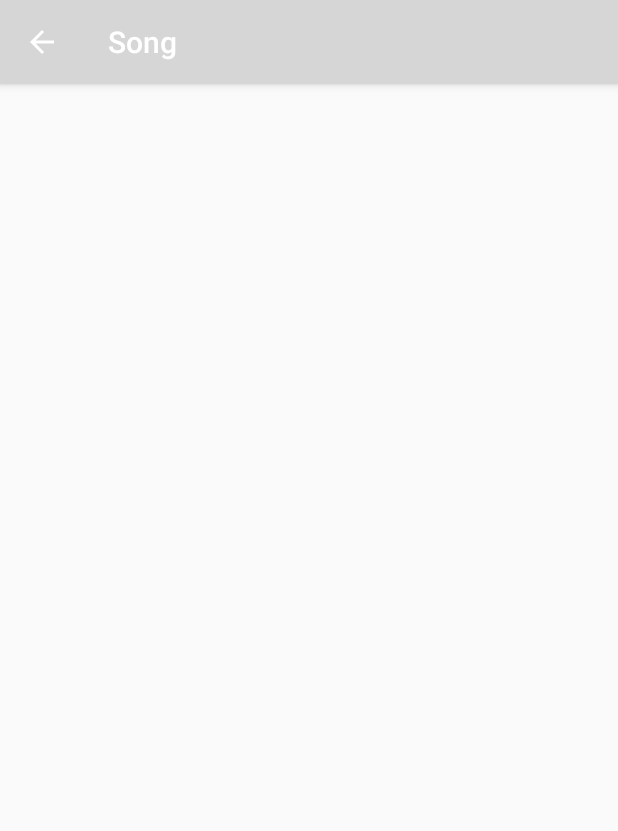
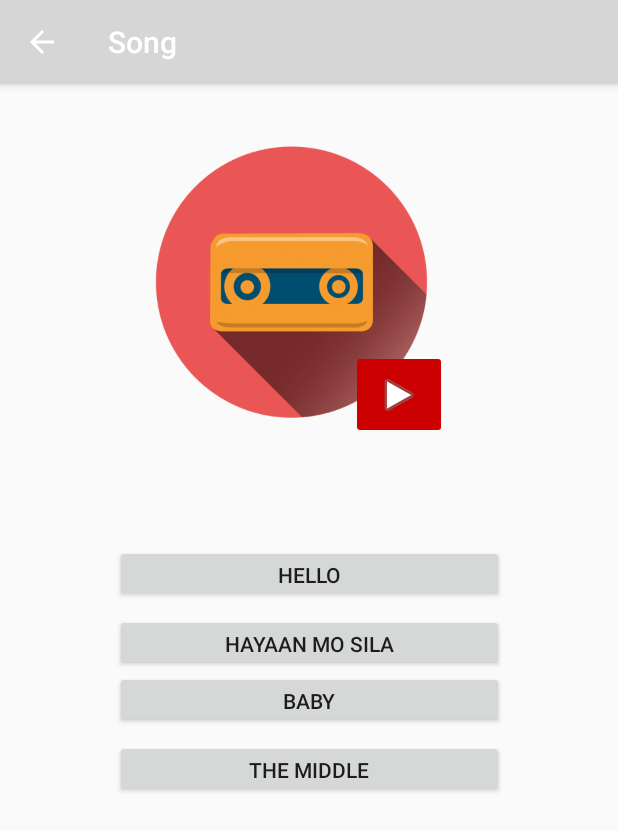
Before and after one commit to arelguatno/AppDev2018, an Android app: the SinglePlayerGameActivity screen opened directly, with no data from a screen before it, on a phone screen of 412 x 824 dp. Shown: the top 831 px of the screen. Run offline under Robolectric (Android 15) with nearby library versions, the phone set to English and light mode, and no system bars.

Commit message:
Add single player screen

```diff
--- a/app/build.gradle
+++ b/app/build.gradle
@@ -31,8 +31,6 @@ dependencies {
     androidTestImplementation 'com.android.support.test:runner:1.0.1'
     androidTestImplementation 'com.android.support.test.espresso:espresso-core:3.0.1'
 
-
-
     //Firebase SDK
     compile 'com.google.firebase:firebase-core:11.8.0'
     compile 'com.google.firebase:firebase-database:11.8.0'
--- a/app/src/main/res/layout/activity_single_player_game.xml
+++ b/app/src/main/res/layout/activity_single_player_game.xml
@@ -4,8 +4,86 @@
     xmlns:tools="http://schemas.android.com/tools"
     android:layout_width="match_parent"
     android:layout_height="match_parent"
-    app:layout_behavior="@string/appbar_scrolling_view_behavior"
-    tools:context="com.example.appdev.appdev2018.activities.SinglePlayerGameActivity"
-    tools:showIn="@layout/activity_single_player_game">
+    tools:context="com.example.appdev.appdev2018.activities.SinglePlayerGameActivity">
+
+    <Button
+        android:id="@+id/button12"
+        android:layout_width="259dp"
+        android:layout_height="38dp"
+        android:layout_marginEnd="8dp"
+        android:layout_marginStart="8dp"
+        android:text="BABY"
+        app:layout_constraintEnd_toEndOf="parent"
+        app:layout_constraintStart_toStartOf="parent"
+        app:layout_constraintTop_toBottomOf="@+id/button11" />
+
+    <Button
+        android:id="@+id/button11"
+        android:layout_width="259dp"
+        android:layout_height="38dp"
+        android:layout_marginEnd="8dp"
+        android:layout_marginStart="8dp"
+        android:layout_marginTop="8dp"
+        android:text="HAYAAN MO SILA"
+        app:layout_constraintEnd_toEndOf="parent"
+        app:layout_constraintStart_toStartOf="parent"
+        app:layout_constraintTop_toBottomOf="@+id/button9" />
+
+    <Button
+        android:id="@+id/button10"
+        android:layout_width="259dp"
+        android:layout_height="38dp"
+        android:layout_marginBottom="8dp"
+        android:layout_marginEnd="8dp"
+        android:layout_marginStart="8dp"
+        android:layout_marginTop="8dp"
+        android:text="The middle"
+        app:layout_constraintBottom_toBottomOf="parent"
+        app:layout_constraintEnd_toEndOf="parent"
+        app:layout_constraintStart_toStartOf="parent"
+        app:layout_constraintTop_toBottomOf="@+id/button12"
+        app:layout_constraintVertical_bias="0.0" />
+
+    <Button
+        android:id="@+id/button9"
+        android:layout_width="259dp"
+        android:layout_height="38dp"
+        android:layout_marginEnd="8dp"
+        android:layout_marginStart="8dp"
+        android:layout_marginTop="52dp"
+        android:text="Hello"
+        app:layout_constraintEnd_toEndOf="parent"
+        app:layout_constraintStart_toStartOf="parent"
+        app:layout_constraintTop_toBottomOf="@+id/imageView2" />
+
+    <ImageView
+        android:id="@+id/imageView2"
+        android:layout_width="259dp"
+        android:layout_height="223dp"
+        android:layout_marginEnd="8dp"
+        android:layout_marginStart="8dp"
+        android:layout_marginTop="32dp"
+        android:src="@drawable/cassette2"
+        app:layout_constraintEnd_toEndOf="parent"
+        app:layout_constraintStart_toStartOf="parent"
+        app:layout_constraintTop_toTopOf="parent" />
+
+    <ImageButton
+        android:id="@+id/imageButton"
+        android:layout_width="64dp"
+        android:layout_height="59dp"
+        android:layout_marginBottom="8dp"
+        android:layout_marginEnd="8dp"
+        android:layout_marginStart="8dp"
+        android:layout_marginTop="88dp"
+        android:backgroundTint="@android:color/holo_red_dark"
+        android:onClick="start_button"
+        android:src="@android:drawable/ic_media_play"
+        app:layout_constraintBottom_toBottomOf="@+id/imageView2"
+        app:layout_constraintEnd_toEndOf="parent"
+        app:layout_constraintHorizontal_bias="0.68"
+        app:layout_constraintStart_toStartOf="parent"
+        app:layout_constraintTop_toTopOf="@+id/imageView2"
+        app:layout_constraintVertical_bias="0.847" />
 
 </android.support.constraint.ConstraintLayout>
--- a/app/src/main/res/values/strings.xml
+++ b/app/src/main/res/values/strings.xml
@@ -12,5 +12,6 @@
     <string name="action_play_next">Play Next</string>
     <string name="backdrop_title">GENRES</string>
     <string name="backdrop_subtitle">This season top 20 albums</string>
+    <string name="title_activity_single_player_activity">Song</string>
 
 </resources>
```
Also changed, not shown: app/src/main/AndroidManifest.xml (+6 -6 lines), app/src/main/java/com/example/appdev/appdev2018/activities/BaseActivity.java (+48 -35 lines), app/src/main/java/com/example/appdev/appdev2018/activities/GenresActivity.java (+4 -8 lines), app/src/main/java/com/example/appdev/appdev2018/activities/MainActivity.java (+22 -22 lines), app/src/main/java/com/example/appdev/appdev2018/activities/SinglePlayerGameActivity.java (+22 -1 lines), app/src/main/java/com/example/appdev/appdev2018/adapter/AlbumsAdapter.java (+12 -0 lines), app/src/main/res/drawable/cassette2.png (added), app/src/main/res/drawable/cassette_img.jpg (added), app/src/main/res/drawable/play.png (added), 2 other files.
